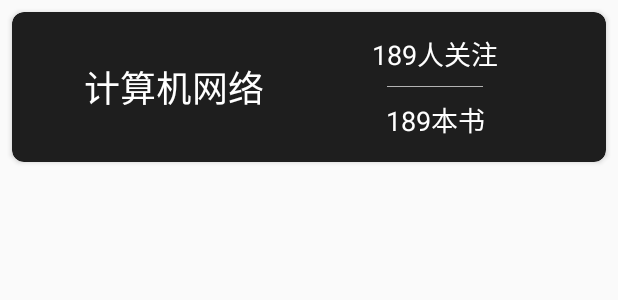
After one commit to Odinaris/BookTravel, an Android app: the layout item_category_detail.xml on its own in the app's theme, with its tools: preview values and no code run, on a phone screen of 412 x 824 dp. The commit adds this screen. Shown: the top 300 px of the screen. Run offline under Robolectric (Android 15) with nearby library versions, the phone set to English and light mode, and no system bars.

Commit message:
打磨代码

```diff
--- a/app/src/main/java/cn/odinaris/booktravel/view/FavoriteView.kt
+++ b/app/src/main/java/cn/odinaris/booktravel/view/FavoriteView.kt
@@ -16,7 +16,9 @@ class FavoriteView: LinearLayout{
     var mRecyclerView:RecyclerView = RecyclerView(context)
     var mTextColor = Color.BLACK
 
-    constructor(context: Context) : super(context)
+    constructor(context: Context) : super(context){
+        initView(context)
+    }
 
     constructor(context: Context, attrs: AttributeSet) : super(context, attrs){
         initView(context)
--- a/app/src/main/res/layout/frag_home.xml
+++ b/app/src/main/res/layout/frag_home.xml
@@ -13,6 +13,12 @@
             android:layout_width="match_parent"
             android:layout_height="wrap_content"
             android:orientation="vertical">
+            <cn.odinaris.booktravel.view.FavoriteView
+                android:layout_width="match_parent"
+                android:layout_height="100sp"/>
+            <cn.odinaris.booktravel.view.FavoriteView
+                android:layout_width="match_parent"
+                android:layout_height="100sp"/>
         </LinearLayout>
     </ScrollView>
 </LinearLayout>
--- /dev/null
+++ b/app/src/main/res/layout/item_category_detail.xml
@@ -0,0 +1,52 @@
+<?xml version="1.0" encoding="utf-8"?>
+<android.support.v7.widget.CardView xmlns:android="http://schemas.android.com/apk/res/android"
+    xmlns:app="http://schemas.android.com/apk/res-auto"
+    android:orientation="vertical"
+    android:layout_width="match_parent"
+    android:layout_height="100sp"
+    android:layout_margin="8sp"
+    app:cardCornerRadius="8sp"
+    app:cardBackgroundColor="#1e1e1e">
+    <LinearLayout
+        android:layout_width="match_parent"
+        android:layout_height="match_parent"
+        android:orientation="horizontal">
+        <TextView
+            android:id="@+id/tv_category_detail_name"
+            android:layout_width="wrap_content"
+            android:layout_height="match_parent"
+            android:text="计算机网络"
+            android:textColor="#ffffff"
+            android:textSize="24sp"
+            android:gravity="center"
+            android:layout_marginStart="48sp"/>
+        <LinearLayout
+            android:layout_width="match_parent"
+            android:layout_height="match_parent"
+            android:orientation="vertical"
+            android:gravity="center">
+            <TextView
+                android:id="@+id/tv_followNum"
+                android:layout_width="match_parent"
+                android:layout_height="wrap_content"
+                android:text="189人关注"
+                android:textSize="18sp"
+                android:textColor="#fff"
+                android:gravity="center"/>
+            <LinearLayout
+                android:layout_width="64sp"
+                android:layout_height="0.5sp"
+                android:background="#b3b3b3"
+                android:layout_marginTop="8sp"
+                android:layout_marginBottom="8sp"/>
+            <TextView
+                android:id="@+id/tv_bookNum"
+                android:layout_width="match_parent"
+                android:layout_height="wrap_content"
+                android:text="189本书"
+                android:textSize="18sp"
+                android:textColor="#fff"
+                android:gravity="center"/>
+        </LinearLayout>
+    </LinearLayout>
+</android.support.v7.widget.CardView>
```
Also changed, not shown: app/src/main/java/cn/odinaris/booktravel/category/CategoryAdapter.kt (added, +15 -0 lines), app/src/main/java/cn/odinaris/booktravel/category/CategoryDetailFragment.kt (added, +44 -0 lines), app/src/main/java/cn/odinaris/booktravel/category/CategoryFragment.kt (+33 -7 lines), app/src/main/java/cn/odinaris/booktravel/main/MainActivity.kt (+64 -0 lines), app/src/main/java/cn/odinaris/booktravel/view/CategoryDetailView.kt (added, +28 -0 lines), app/src/main/res/drawable/full_border.xml (added, +9 -0 lines), app/src/main/res/drawable/funn_border.xml (deleted, +0 -9 lines), app/src/main/res/layout/frag_category_detail.xml (added, +9 -0 lines), app/src/main/res/values/strings.xml (+14 -1 lines).
